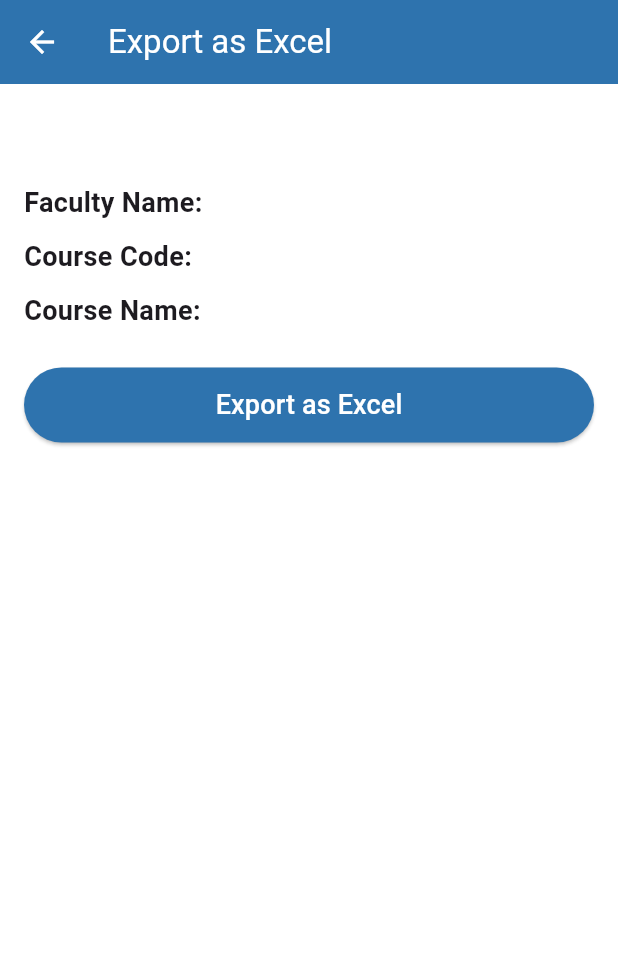
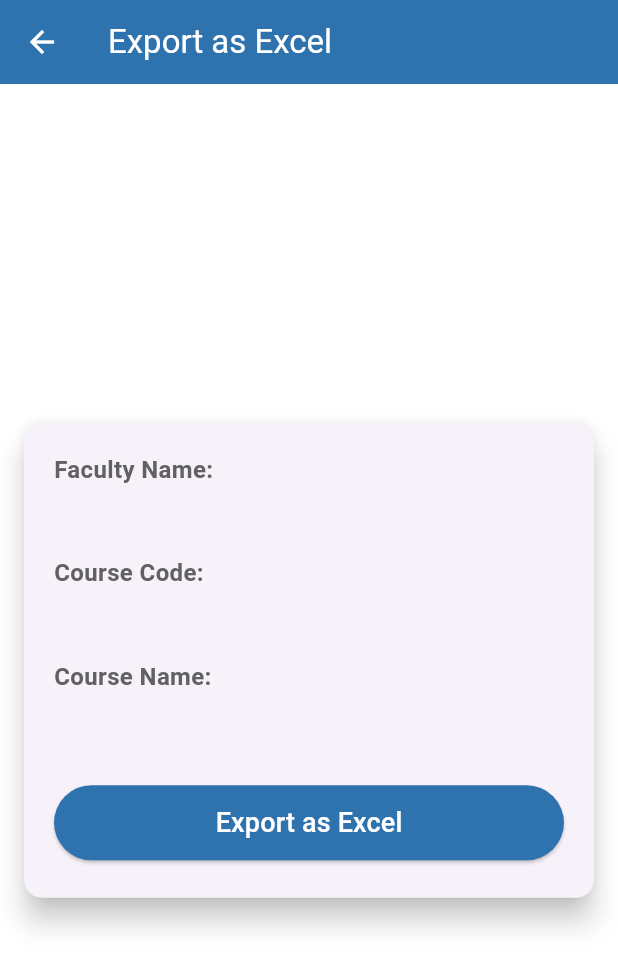
Before and after one commit to gabu-hero/FeedbackApp, a Flutter app: the ExportPage screen opened directly with empty values, on a phone screen of 412 x 824 dp. Shown: the top 969 px of the screen. Run offline on Flutter 3.47's test engine with Material 3 defaults, Android fonts, the phone set to English and light mode, and no system bars; our stand-ins replace appwrite, permission_handler, pie_chart; missing offline and left inert: excel, flutter_file_dialog.

Commit message:
soleha penwala committed sundarta of export excel

```diff
--- a/lib/excelexport.dart
+++ b/lib/excelexport.dart
@@ -1,8 +1,6 @@
 import 'package:feedback_app/appwriteprovider.dart';
 import 'package:feedback_app/buttons.dart';
 import 'package:flutter/material.dart';
-
-// Package to get storage directory
 
 class ExportPage extends StatelessWidget {
   final String facultyName;
@@ -31,30 +29,53 @@ class ExportPage extends StatelessWidget {
         ),
         backgroundColor: Color(0xff2e73ae), // Custom app bar color (optional)
       ),
-      body: Padding(
-        padding: const EdgeInsets.all(16.0),
+      body: Center(
+        child: Card(
+          elevation: 8,
+          margin: const EdgeInsets.all(16.0),
+          shape: RoundedRectangleBorder(
+            borderRadius: BorderRadius.circular(12),
+          ),
+          child: Padding(
+            padding: const EdgeInsets.all(20.0),
             child: Column(
+              mainAxisSize: MainAxisSize.min,
               crossAxisAlignment: CrossAxisAlignment.start,
               children: [
-            // Display the faculty and course details as text
-            SizedBox(height: 50),
+                // Display the faculty and course details
                 Text(
-              'Faculty Name: $facultyName',
-              style: TextStyle(fontSize: 18, fontWeight: FontWeight.bold),
+                  'Faculty Name:',
+                  style: TextStyle(
+                      fontSize: 16, fontWeight: FontWeight.w600, color: Colors.grey[700]),
                 ),
-            SizedBox(height: 10),
                 Text(
-              'Course Code: $courseCode',
-              style: TextStyle(fontSize: 18, fontWeight: FontWeight.bold),
-            ),
-            SizedBox(height: 10),
-            Text(
-              'Course Name: $courseName',
+                  facultyName,
                   style: TextStyle(fontSize: 18, fontWeight: FontWeight.bold),
                 ),
                 SizedBox(height: 20),
+                Text(
+                  'Course Code:',
+                  style: TextStyle(
+                      fontSize: 16, fontWeight: FontWeight.w600, color: Colors.grey[700]),
+                ),
+                Text(
+                  courseCode,
+                  style: TextStyle(fontSize: 18, fontWeight: FontWeight.bold),
+                ),
+                SizedBox(height: 20),
+                Text(
+                  'Course Name:',
+                  style: TextStyle(
+                      fontSize: 16, fontWeight: FontWeight.w600, color: Colors.grey[700]),
+                ),
+                Text(
+                  courseName,
+                  style: TextStyle(fontSize: 18, fontWeight: FontWeight.bold),
+                ),
+                SizedBox(height: 30),
                 // Button to trigger export
-            Buttons(
+                Center(
+                  child: Buttons(
                     text: 'Export as Excel',
                     onPressed: () async {
                       final isValid = await as.exportDataToExcel(
@@ -62,15 +83,19 @@ class ExportPage extends StatelessWidget {
 
                       if (isValid) {
                         ScaffoldMessenger.of(context).showSnackBar(
-                      SnackBar(content: Text(' File Exported Successfully')),
+                          SnackBar(content: Text('File Exported Successfully')),
                         );
                       } else {
                         ScaffoldMessenger.of(context).showSnackBar(
                           SnackBar(content: Text('Error Exporting File')),
                         );
                       }
-                })
+                    },
+                  ),
+                ),
               ],
+            ),
+          ),
         ),
       ),
     );
```
Also changed, not shown: lib/facultydashboard.dart (+9 -11 lines), lib/studentdashboard.dart (+7 -1 lines). Lines whose indentation alone changed are shown as unchanged.
